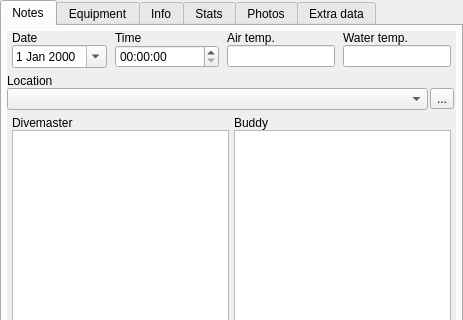
This is qt-ui/maintab.ui in subsurface/subsurface as Qt 5 draws it before an edit; both pictures show x 0 to 463 and y 0 to 320 of the 463 by 815 pixel window. The edited form follows.
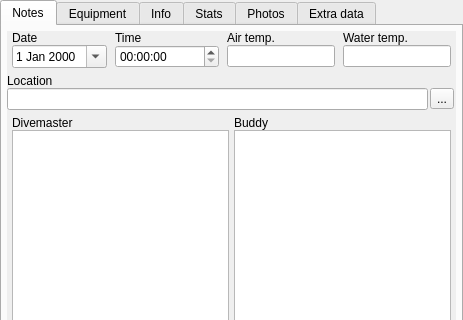
This is the edited form. Icons and pictures are not drawn. Custom widgets are drawn as their Qt base class.

Commit message:
Dive site rewrite: location edit on notes tab is again a LineEdit
Hopefully we now have the UI semantics figured out.

Patch:
```diff
--- a/qt-ui/maintab.ui
+++ b/qt-ui/maintab.ui
@@ -55,8 +55,8 @@
         <rect>
          <x>0</x>
          <y>0</y>
-         <width>445</width>
-         <height>760</height>
+         <width>449</width>
+         <height>751</height>
         </rect>
        </property>
        <layout class="QVBoxLayout" name="verticalLayout_3">
@@ -186,14 +186,7 @@
              <number>2</number>
             </property>
             <item>
-             <widget class="QComboBox" name="location">
-              <property name="sizePolicy">
-               <sizepolicy hsizetype="MinimumExpanding" vsizetype="Fixed">
-                <horstretch>0</horstretch>
-                <verstretch>0</verstretch>
-               </sizepolicy>
-              </property>
-             </widget>
+             <widget class="QLineEdit" name="location"/>
             </item>
             <item>
              <widget class="QToolButton" name="addDiveSite">
```
Left out of the diff: 12 changed lines with no effect on the pictures. The commit also changes 2 other files.
